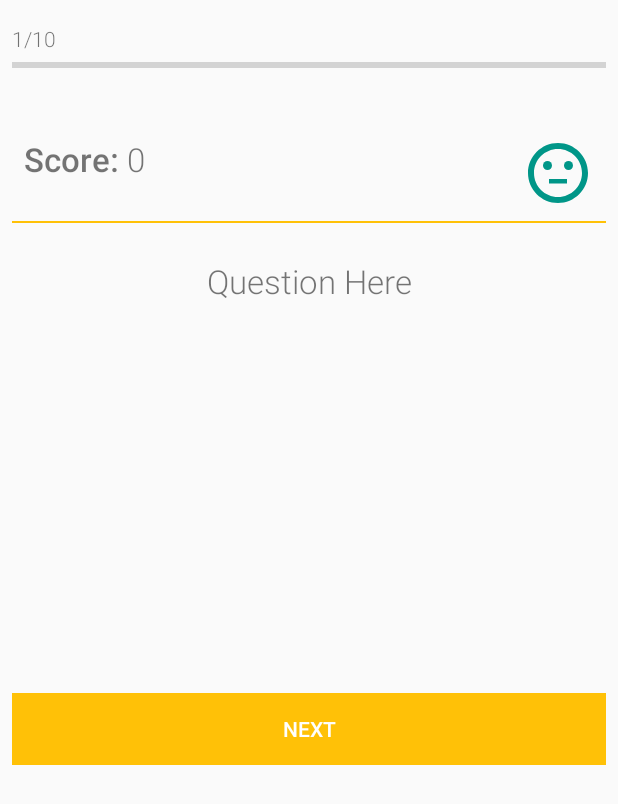
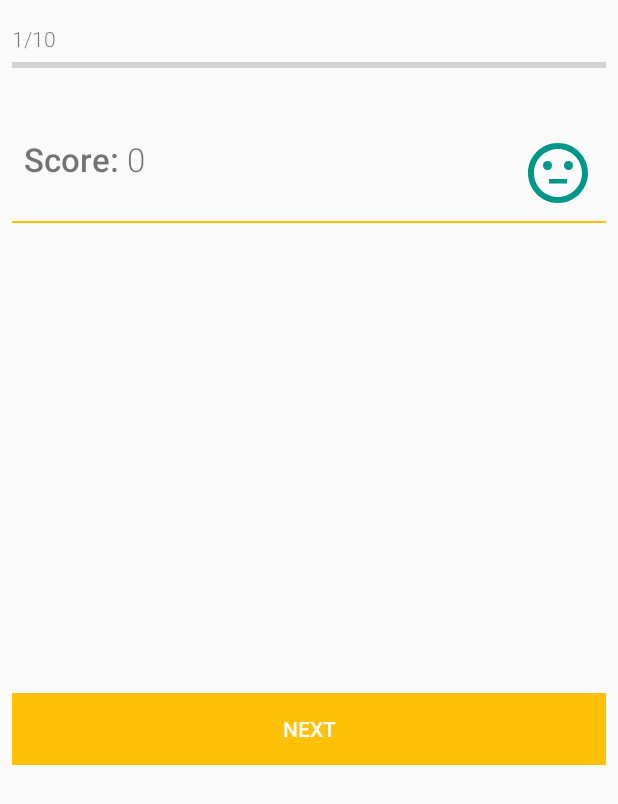
Before and after one commit to mkenlo/Quiz, an Android app: the layout activity_main.xml on its own in the app's theme, with its tools: preview values and no code run, on a phone screen of 412 x 824 dp. Shown: the top 804 px of the screen. Run offline under Robolectric (Android 15) with nearby library versions, the phone set to English and light mode, and no system bars.

```diff
--- a/app/src/main/java/com/mkenlo/quiz/MainActivity.java
+++ b/app/src/main/java/com/mkenlo/quiz/MainActivity.java
@@ -115,6 +115,7 @@ public class MainActivity extends AppCompatActivity {
                             if (option.equalsIgnoreCase(oneQuestion.getSolution()[0])) {
                                 updateScore();
                                 Toast.makeText(context, oneQuestion.getSolution()[0], Toast.LENGTH_SHORT).show();
+                                ((RadioButton) view).setEnabled(false);
                             } else  showFace("angry");
                         }
                     });
@@ -135,12 +136,13 @@ public class MainActivity extends AppCompatActivity {
 
                             if(((CheckBox) view).isChecked() && solution.contains(option)){
                                 checkSolution.add(option);
+                                ((CheckBox) view).setChecked(true);
                             }
                             if(((CheckBox) view).isChecked() && !solution.contains(option)){
                                 showFace("angry");
                                 ((CheckBox) view).setChecked(false);
                             }
-                            if(checkSolution.size()== solution.size()){
+                            if(((CheckBox) view).isChecked() && checkSolution.size()== solution.size()){
                                 updateScore();
                                 Toast.makeText(context, solution.toString(), Toast.LENGTH_SHORT).show();
 
--- a/app/src/main/res/layout/activity_main.xml
+++ b/app/src/main/res/layout/activity_main.xml
@@ -72,7 +72,6 @@
             android:layout_weight="2"
             android:gravity="center_horizontal"
             android:paddingTop="@dimen/spacing_small"
-            android:text="Question Here"
             android:textSize="@dimen/text_medium"
             android:layout_marginBottom="@dimen/spacing_large"/>
 
```
